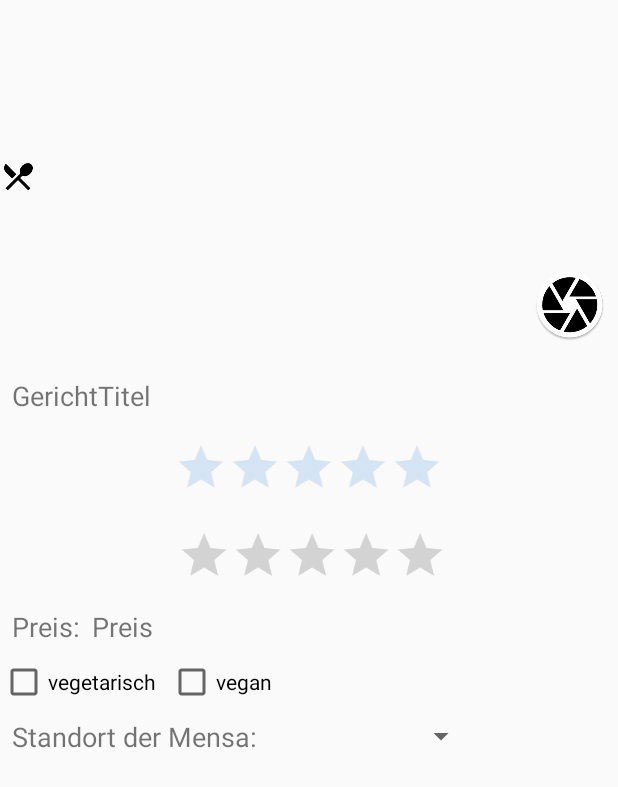
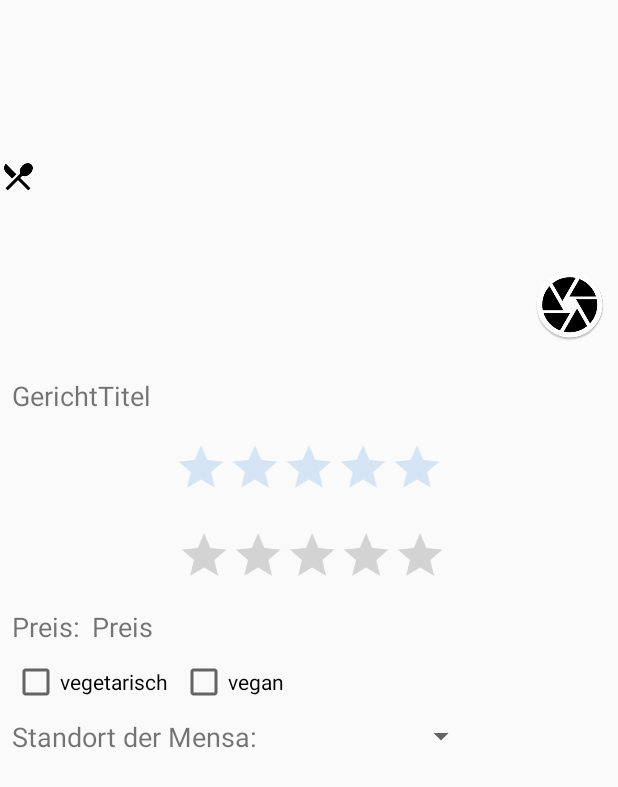
Before and after one commit to mamaier24/MensaApp, an Android app: the layout activity_food_profile.xml on its own in the app's theme, with its tools: preview values and no code run, on a phone screen of 412 x 824 dp. Shown: the top 787 px of the screen. Run offline under Robolectric (Android 15) with nearby library versions, the phone set to English and light mode, and no system bars; plain views replace SliderLayout; network calls fail.

```diff
--- a/app/src/main/res/layout/activity_food_profile.xml
+++ b/app/src/main/res/layout/activity_food_profile.xml
@@ -103,13 +103,14 @@
         android:layout_width="wrap_content"
         android:layout_height="wrap_content"
         android:layout_marginBottom="48dp"
+        android:layout_marginStart="8dp"
         android:layout_marginTop="8dp"
         android:text="vegetarisch"
         app:layout_constraintBottom_toBottomOf="parent"
+        app:layout_constraintStart_toStartOf="parent"
         app:layout_constraintTop_toBottomOf="@+id/textView5"
         app:layout_constraintVertical_bias="0.0"
-        tools:buttonTint="@android:color/holo_green_light"
-        tools:layout_editor_absoluteX="8dp" />
+        tools:buttonTint="@android:color/holo_green_light" />
 
     <CheckBox
         android:id="@+id/checkBox_vegan"
```
